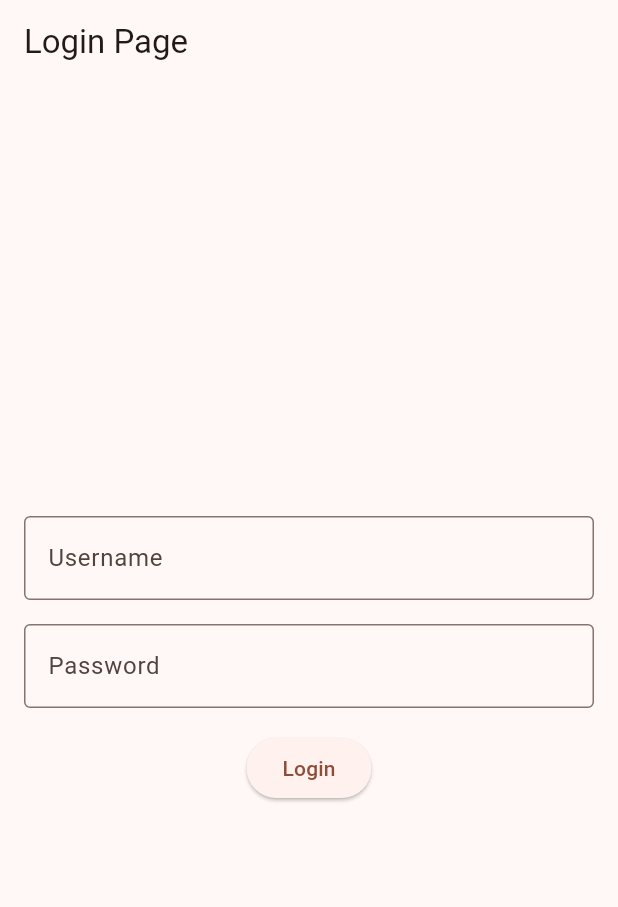
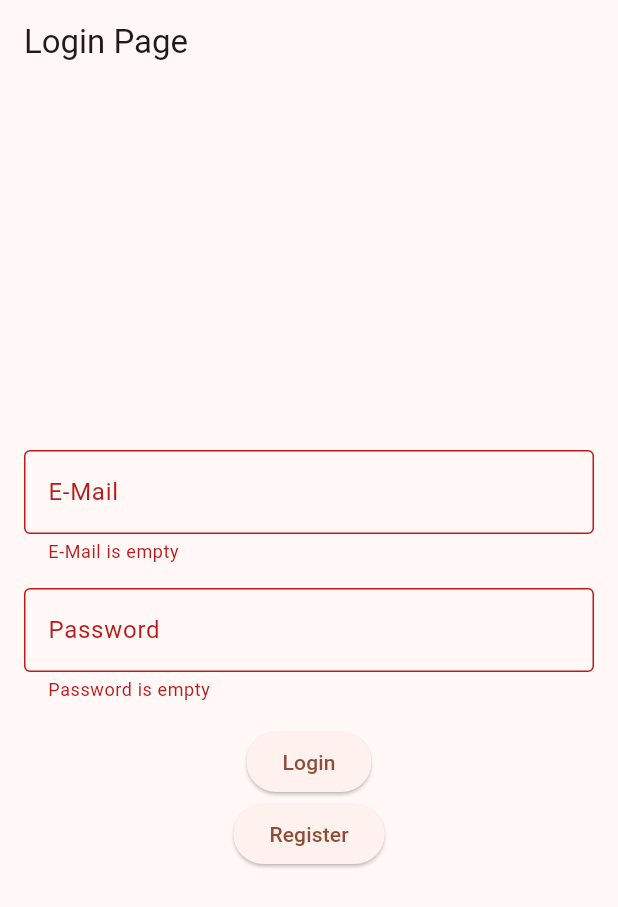
Before and after one commit to WollmannDaniel/MCI_Technical_Task, a Flutter app: the screen it shows after launch, after a tap on "Login", on a phone screen of 412 x 824 dp. Shown: the top 907 px of the screen. Run offline on Flutter 3.47's test engine with Material 3 defaults, Android fonts, the phone set to English and light mode, and no system bars; our stand-ins replace firebase_auth, firebase_core, get; accounts and stored records are empty.

Commit message:
implemented auth mechanism

```diff
--- /dev/null
+++ b/mci_technical_task/lib/login/login_controller.dart
@@ -0,0 +1,66 @@
+import 'package:firebase_auth/firebase_auth.dart';
+import 'package:get/get.dart';
+
+class LoginController extends GetxController {
+  final FirebaseAuth _auth = FirebaseAuth.instance;
+  Rxn<User> user = Rxn<User>(); //Rxn instead of Rx to allow null values
+
+  RxBool isLoggedIn = false.obs; // Observable to track login status
+  RxBool isLoading = false.obs; // Observable to track loading status
+
+  @override
+  void onInit() {
+    user.bindStream(_auth
+        .authStateChanges()); //binds user var to the authentication state changes stream from Firebase
+    super.onInit();
+  }
+
+  Future<bool> createUser(String email, String password) async {
+    try {
+      isLoading.value = true;
+      await _auth.createUserWithEmailAndPassword(email: email, password: password);
+
+      isLoggedIn.value = true;
+      Get.snackbar('Success', 'Successfully registered!',
+          snackPosition: SnackPosition.BOTTOM);
+    } catch (e) {
+      Get.snackbar('Error', e.toString(), snackPosition: SnackPosition.BOTTOM);
+    } finally {
+      isLoading.value = false;
+    }
+
+    return isLoggedIn.value;
+  }
+
+  bool isUserAuthenticated() {
+    if (user.value == null) {
+      return false;
+    }
+
+    return true;
+  }
+
+  Future<bool> loginUser(String email, String password) async {
+    try {
+      isLoading.value = true;
+      await _auth.signInWithEmailAndPassword(email: email, password: password);
+
+      isLoggedIn.value = true;
+      Get.snackbar('Success', 'Logged in successfully!',
+          snackPosition: SnackPosition.BOTTOM);
+    } catch (e) {
+      Get.snackbar('Error', e.toString(), snackPosition: SnackPosition.BOTTOM);
+    } finally {
+      isLoading.value = false;
+    }
+
+    return isLoggedIn.value;
+  }
+
+  Future<void> logoutUser() async {
+    await _auth.signOut();
+    isLoggedIn.value = false;
+    Get.snackbar('Success', 'Logged out successfully!',
+        snackPosition: SnackPosition.BOTTOM);
+  }
+}
--- a/mci_technical_task/lib/login/login_page.dart
+++ b/mci_technical_task/lib/login/login_page.dart
@@ -1,39 +1,100 @@
+import 'package:firebase_core/firebase_core.dart';
 import 'package:flutter/material.dart';
+import 'package:get/get.dart';
+import 'package:mci_technical_task/dashboard/dashboard_page.dart';
+import 'package:mci_technical_task/login/login_controller.dart';
 
 class LoginPage extends StatelessWidget {
   @override
   Widget build(BuildContext context) {
+    final LoginController loginController = Get.find();
+    final emailTextController = TextEditingController();
+    final passwordTextController = TextEditingController();
+    final formKey = GlobalKey<FormState>();
+
     return Scaffold(
       appBar: AppBar(
-        title: Text('Login Page'),
+        title: const Text('Login Page'),
       ),
       body: Padding(
         padding: const EdgeInsets.all(16.0),
+        child: Form(
+          key: formKey,
           child: Column(
             mainAxisAlignment: MainAxisAlignment.center,
             children: <Widget>[
-            TextField(
-              decoration: InputDecoration(
-                labelText: 'Username',
+              TextFormField(
+                controller: emailTextController,
+                decoration: const InputDecoration(
+                  labelText: 'E-Mail',
                   border: OutlineInputBorder(),
                 ),
+                validator: (text) {
+                  if (text == null || text.isEmpty) {
+                    return 'E-Mail is empty';
+                  }
+                  return null;
+                },
               ),
-            SizedBox(height: 16.0),
-            TextField(
-              decoration: InputDecoration(
+              const SizedBox(height: 16.0),
+              TextFormField(
+                controller: passwordTextController,
+                decoration: const InputDecoration(
                   labelText: 'Password',
                   border: OutlineInputBorder(),
                 ),
+                validator: (text) {
+                  if (text == null || text.isEmpty) {
+                    return 'Password is empty';
+                  }
+                  return null;
+                },
                 obscureText: true,
               ),
-            SizedBox(height: 16.0),
+              const SizedBox(height: 16.0),
+              Obx(() {
+                return loginController.isLoading.value
+                    ? const CircularProgressIndicator()
+                    : const SizedBox();
+              }),
               ElevatedButton(
-              onPressed: () {
-                // Handle login logic here
+                onPressed: () async {
+                  if (formKey.currentState != null) {
+                    if (formKey.currentState!.validate()) {
+                      loginController
+                          .loginUser(emailTextController.text,
+                              passwordTextController.text)
+                          .then((isLoggedIn) {
+                        if (isLoggedIn) {
+                          //navigate to dashboard page if login was successful
+                          Get.off(DashboardPage()); //use Get.off to remove the login page from the navigation stack
+                        }
+                      });
+                    }
+                  }
                 },
-              child: Text('Login'),
+                child: const Text('Login'),
+              ),
+              ElevatedButton(
+                onPressed: () async {
+                  if (formKey.currentState != null) {
+                    if (formKey.currentState!.validate()) {
+                      loginController
+                          .createUser(emailTextController.text,
+                              passwordTextController.text)
+                          .then((isLoggedIn) {
+                        if (isLoggedIn) {
+                          //navigate to dashboard page if registration was successful
+                          Get.off(DashboardPage()); //use Get.off to remove the login page from the navigation stack
+                        }
+                      });
+                    }
+                  }
+                },
+                child: const Text('Register'),
               ),
             ],
+          ),
         ),
       ),
     );
--- a/mci_technical_task/lib/main.dart
+++ b/mci_technical_task/lib/main.dart
@@ -1,5 +1,8 @@
 import 'package:flutter/material.dart';
 import 'package:firebase_core/firebase_core.dart';
+import 'package:get/get.dart';
+import 'package:mci_technical_task/dashboard/dashboard_page.dart';
+import 'package:mci_technical_task/login/login_controller.dart';
 import 'package:mci_technical_task/login/login_page.dart';
 import 'firebase_options.dart';
 
@@ -14,17 +17,21 @@
 class MyApp extends StatelessWidget {
   const MyApp({super.key});
 
-  // This widget is the root of your application.
   @override
   Widget build(BuildContext context) {
-    return MaterialApp(
+
+    //make controllers available globally
+    final LoginController loginController = Get.put(LoginController());
+    bool userIsAuthenticated = loginController.isUserAuthenticated();
+
+    return GetMaterialApp( //use GetMaterialApp to use routes, snackbacks, etc.
       debugShowCheckedModeBanner: false,
-      title: 'Flutter Demo',
+      title: 'MCI Technical Task',
       theme: ThemeData(
         colorScheme: ColorScheme.fromSeed(seedColor: Colors.deepOrange),
         useMaterial3: true,
       ),
-      home: LoginPage(),
+      home: userIsAuthenticated ? DashboardPage() : LoginPage(),
     );
   }
 }
```
Also changed, not shown: mci_technical_task/lib/dashboard/dashboard_page.dart (added, +20 -0 lines). Lines whose indentation alone changed are shown as unchanged.
